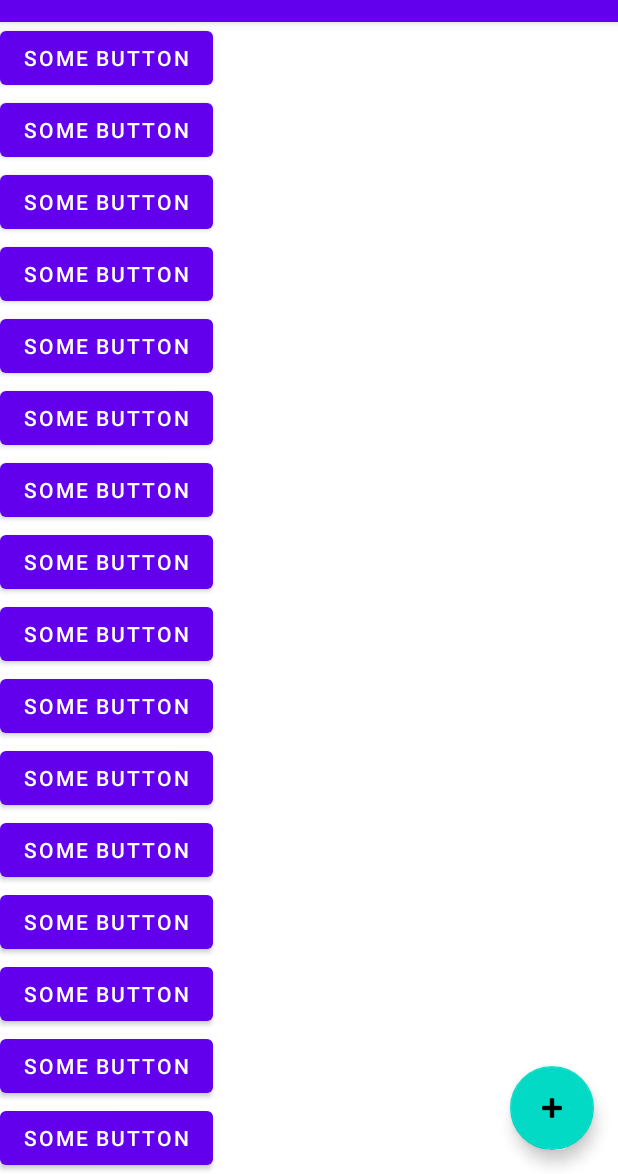
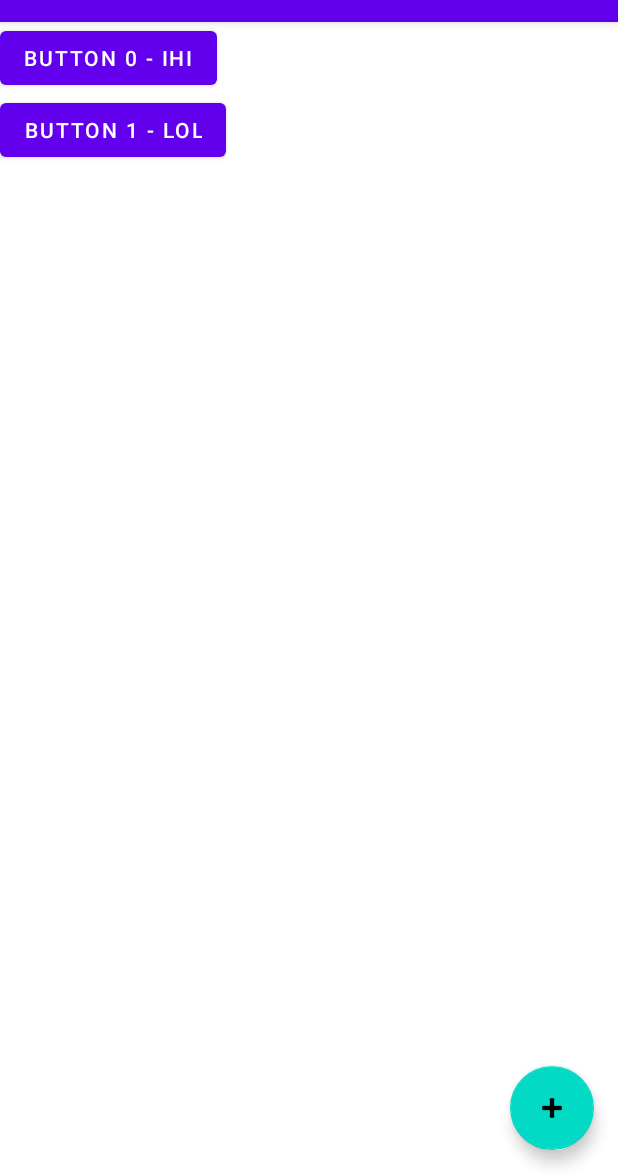
Before and after one commit to NWuensche/QRCodeStorage, an Android app: the screen it shows after launch (MainActivity), on a phone screen of 412 x 824 dp, the part 62-1236 px from its top. Run offline under Robolectric (Android 15) with nearby library versions, the phone set to English and light mode, and no system bars; libraries missing offline, so code that uses them is left out: com.budiyev.android.

Commit message:
Store new QR Codes Content in List + Update View

```diff
--- a/app/src/main/java/de/nwuensche/qrcodestorage/MainActivity.kt
+++ b/app/src/main/java/de/nwuensche/qrcodestorage/MainActivity.kt
@@ -11,15 +11,22 @@ import com.budiyev.android.codescanner.*
 import com.google.android.material.floatingactionbutton.FloatingActionButton
 
 class MainActivity : AppCompatActivity() {
+    val itemList = mutableListOf<String>()
+    val rAdapter = RAdapter(itemList)
     //TODO Licenses Libraries
     override fun onCreate(savedInstanceState: Bundle?) {
         super.onCreate(savedInstanceState)
         setContentView(R.layout.activity_main)
 
+        itemList.add("ihi")
+        itemList.add("lol")
+
+
         val rView = findViewById<RecyclerView>(R.id.qrlist).apply {
             layoutManager = LinearLayoutManager(this@MainActivity)
-            adapter = RAdapter()
+            adapter = rAdapter
         }
+
 
         val fab = findViewById<FloatingActionButton>(R.id.floatingActionButton)
         fab.setOnClickListener {
@@ -37,6 +44,10 @@ class MainActivity : AppCompatActivity() {
             Toast.makeText(this, "Cannot Scan QR Code Without Camera Permission!", Toast.LENGTH_LONG).show()
         } else { //Have QR Code
             Toast.makeText(this, "Scan result: ${data?.getStringExtra("value")}", Toast.LENGTH_LONG).show()
+            data?.getStringExtra("value")?.let {
+                itemList.add(it)
+                rAdapter.notifyDataSetChanged()
+            } //Add String if present
         }
         super.onActivityResult(requestCode, resultCode, data)
     }
--- a/app/src/main/java/de/nwuensche/qrcodestorage/RAdapter.kt
+++ b/app/src/main/java/de/nwuensche/qrcodestorage/RAdapter.kt
@@ -3,19 +3,23 @@ package de.nwuensche.qrcodestorage
 import android.view.LayoutInflater
 import android.view.View
 import android.view.ViewGroup
+import android.widget.Button
 import androidx.recyclerview.widget.RecyclerView
 
-class RAdapter : RecyclerView.Adapter<RAdapter.ViewHolder>() {
+class RAdapter(private val itemNames: List<String>) : RecyclerView.Adapter<RAdapter.ViewHolder>() {
 
     override fun onCreateViewHolder(parent: ViewGroup, viewType: Int): ViewHolder {
         val view = LayoutInflater.from(parent.context).inflate(R.layout.row, parent, false)
         return ViewHolder(view)
     }
 
-    override fun getItemCount() = 30
+    override fun getItemCount() = itemNames.size
 
     override fun onBindViewHolder(holder: ViewHolder, position: Int) {
+        holder.buttonTextView.text = "Button $position - ${itemNames[position]}"
     }
 
-    class ViewHolder(view: View) : RecyclerView.ViewHolder(view) {}
+    class ViewHolder(view: View) : RecyclerView.ViewHolder(view) {
+        val buttonTextView = view.findViewById<Button>(R.id.buttonItem)
+    }
 }
--- a/app/src/main/res/layout/row.xml
+++ b/app/src/main/res/layout/row.xml
@@ -5,6 +5,7 @@
     android:layout_height="wrap_content">
 
     <Button
+        android:id="@+id/buttonItem"
         android:layout_width="wrap_content"
         android:layout_height="wrap_content"
         android:text="Some Button"
```
